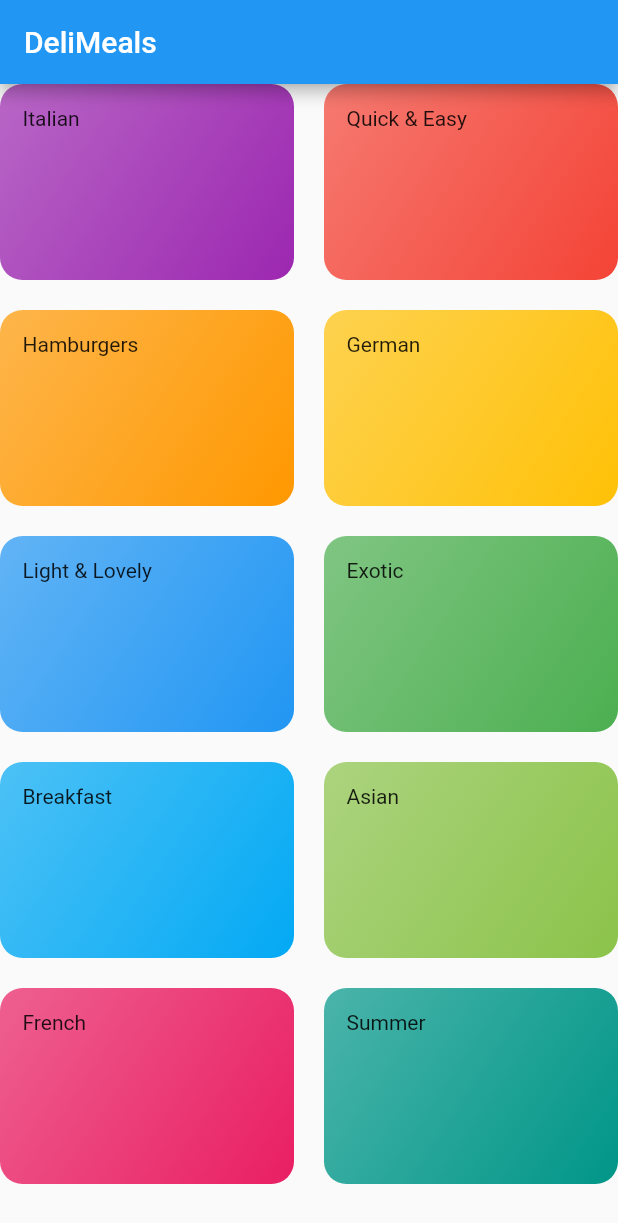
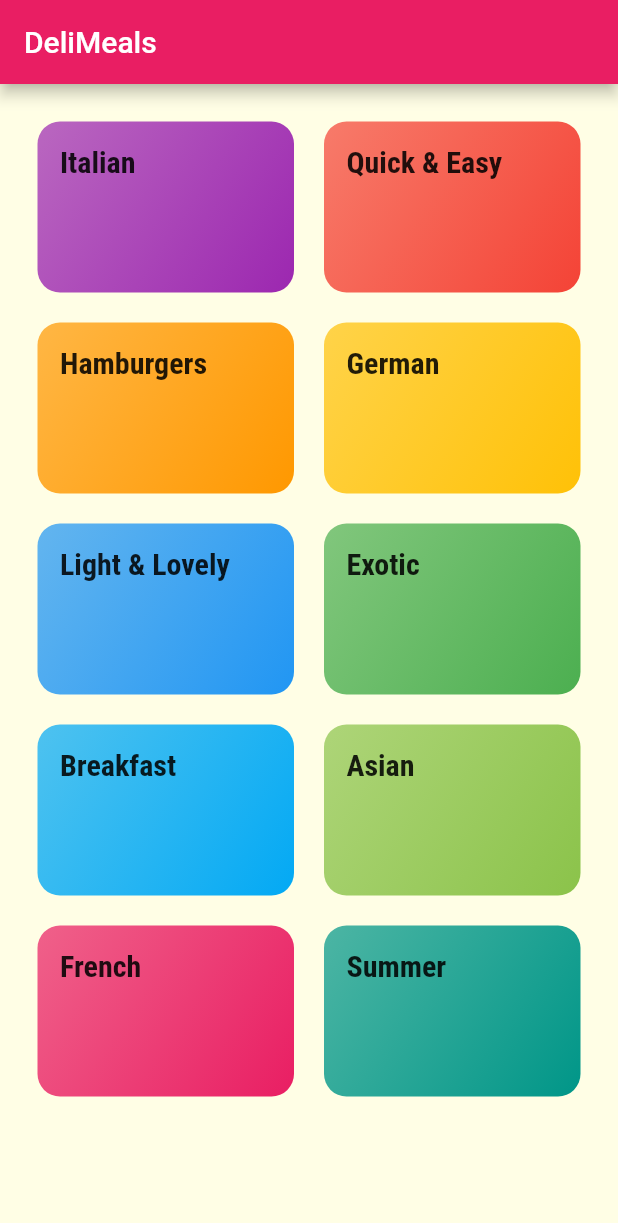
Before and after one commit to Vibhav04/Meals-App, a Flutter app: the screen it shows after launch, on a phone screen of 412 x 824 dp. Shown: the top 1223 px of the screen. Run offline on Flutter 3.47's test engine with Material 2 defaults, Android fonts, the phone set to English and light mode, and no system bars.

Commit message:
adding fonts and changing styles

```diff
--- a/lib/categories_screen.dart
+++ b/lib/categories_screen.dart
@@ -13,6 +13,7 @@ class CategoriesScreen extends StatelessWidget {
         title: const Text('DeliMeals'),
       ),
       body: GridView(
+        padding: const EdgeInsets.all(25),
         gridDelegate: const SliverGridDelegateWithMaxCrossAxisExtent(
           maxCrossAxisExtent: 200,
           childAspectRatio: 3 / 2,
--- a/lib/category_item.dart
+++ b/lib/category_item.dart
@@ -21,7 +21,10 @@ class CategoryItem extends StatelessWidget {
         ),
         borderRadius: BorderRadius.circular(15),
       ),
-      child: Text(title),
+      child: Text(
+        title,
+        style: Theme.of(context).textTheme.titleMedium,
+      ),
     );
   }
 }
--- a/lib/main.dart
+++ b/lib/main.dart
@@ -14,8 +14,23 @@ class MyApp extends StatelessWidget {
     return MaterialApp(
       title: 'DeliMeals',
       theme: ThemeData(
-        primarySwatch: Colors.blue,
-      ),
+          primarySwatch: Colors.pink,
+          accentColor: Colors.amber,
+          canvasColor: const Color.fromRGBO(255, 254, 229, 1),
+          fontFamily: 'Raleway',
+          textTheme: ThemeData.light().textTheme.copyWith(
+                bodyText1: const TextStyle(
+                  color: Color.fromRGBO(20, 51, 51, 1),
+                ),
+                bodyText2: const TextStyle(
+                  color: Color.fromRGBO(20, 51, 51, 1),
+                ),
+                titleMedium: const TextStyle(
+                  fontFamily: 'RobotoCondensed',
+                  fontSize: 20,
+                  fontWeight: FontWeight.bold,
+                ),
+              )),
       home: const CategoriesScreen(),
     );
   }
```
Also changed, not shown: pubspec.yaml (+18 -6 lines), assets/fonts/Raleway-Black.ttf (added), assets/fonts/Raleway-Bold.ttf (added), assets/fonts/Raleway-Regular.ttf (added), assets/fonts/RobotoCondensed-Bold.ttf (added), assets/fonts/RobotoCondensed-Italic.ttf (added), assets/fonts/RobotoCondensed-Light.ttf (added), assets/fonts/RobotoCondensed-Regular.ttf (added).
